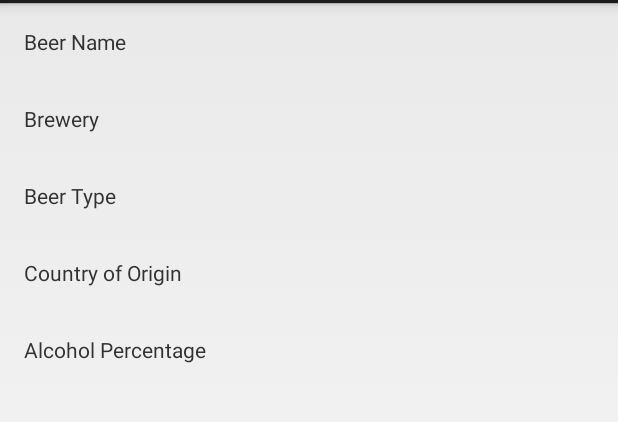
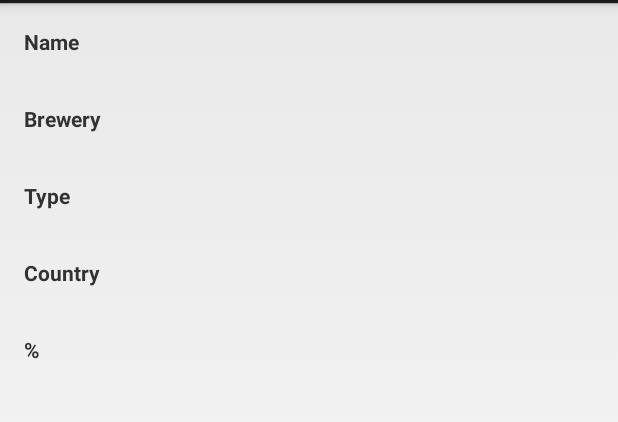
Before and after one commit to lollek/TDP025-TrippyBeerBook, an Android app: the fragment BeerDetailFragment shown on its own in the app's theme, on a phone screen of 412 x 824 dp, the part 69-491 px from its top. Run offline under Robolectric (Android 15) with nearby library versions, the phone set to English and light mode, and no system bars; 1 statement that could not run was skipped.

Commit message:
Small changed to the beer_detail layout

```diff
--- a/app/src/main/res/layout/fragment_beer_detail.xml
+++ b/app/src/main/res/layout/fragment_beer_detail.xml
@@ -25,25 +25,16 @@
             android:orientation="horizontal">
 
             <TextView
-                android:layout_height="wrap_content"
-                android:layout_weight="1"
-                android:layout_width="0dp"
-                android:padding="16dp"
+                style="@style/BeerDetailHeader"
                 android:text="@string/text_beer_name"/>
             <TextView
+                style="@style/BeerDetailRead"
                 android:id="@+id/beer_name"
-                android:clickable="true"
-                android:onClick="modifyBeerName"
-                android:layout_weight="1"
-                android:layout_height="wrap_content"
-                android:layout_width="0dp"/>
+                android:onClick="modifyBeerName"/>
             <EditText
+                style="@style/BeerDetailWrite"
                 android:id="@+id/beer_name_edit"
-                android:layout_weight="1"
-                android:layout_height="wrap_content"
-                android:layout_width="0dp"
-                android:inputType="textAutoComplete"
-                android:visibility="gone"/>
+                android:inputType="textAutoComplete"/>
         </LinearLayout>
 
         <LinearLayout
@@ -52,25 +43,16 @@
             android:orientation="horizontal">
 
             <TextView
-                android:layout_height="wrap_content"
-                android:layout_weight="1"
-                android:layout_width="0dp"
-                android:padding="16dp"
+                style="@style/BeerDetailHeader"
                 android:text="@string/text_brewery"/>
             <TextView
+                style="@style/BeerDetailRead"
                 android:id="@+id/brewery_name"
-                android:clickable="true"
-                android:onClick="modifyBrewery"
-                android:layout_weight="1"
-                android:layout_height="wrap_content"
-                android:layout_width="0dp"/>
+                android:onClick="modifyBrewery"/>
             <EditText
+                style="@style/BeerDetailWrite"
                 android:id="@+id/brewery_name_edit"
-                android:layout_weight="1"
-                android:layout_height="wrap_content"
-                android:layout_width="0dp"
-                android:inputType="textAutoComplete"
-                android:visibility="gone"/>
+                android:inputType="textAutoComplete"/>
         </LinearLayout>
 
         <LinearLayout
@@ -79,25 +61,16 @@
             android:orientation="horizontal">
 
             <TextView
-                android:layout_height="wrap_content"
-                android:layout_weight="1"
-                android:layout_width="0dp"
-                android:padding="16dp"
+                style="@style/BeerDetailHeader"
                 android:text="@string/text_beer_type"/>
             <TextView
+                style="@style/BeerDetailRead"
                 android:id="@+id/beer_type"
-                android:clickable="true"
-                android:onClick="modifyBeerType"
-                android:layout_weight="1"
-                android:layout_height="wrap_content"
-                android:layout_width="0dp"/>
+                android:onClick="modifyBeerType"/>
             <EditText
+                style="@style/BeerDetailWrite"
                 android:id="@+id/beer_type_edit"
-                android:layout_weight="1"
-                android:layout_height="wrap_content"
-                android:layout_width="0dp"
-                android:inputType="textAutoComplete"
-                android:visibility="gone"/>
+                android:inputType="textAutoComplete"/>
         </LinearLayout>
 
         <LinearLayout
@@ -106,25 +79,16 @@
             android:orientation="horizontal">
 
             <TextView
-                android:layout_height="wrap_content"
-                android:layout_weight="1"
-                android:layout_width="0dp"
-                android:padding="16dp"
+                style="@style/BeerDetailHeader"
                 android:text="@string/text_country_of_origin"/>
             <TextView
+                style="@style/BeerDetailRead"
                 android:id="@+id/country"
-                android:clickable="true"
-                android:onClick="modifyCountry"
-                android:layout_weight="1"
-                android:layout_height="wrap_content"
-                android:layout_width="0dp" />
+                android:onClick="modifyCountry"/>
             <EditText
+                style="@style/BeerDetailWrite"
                 android:id="@+id/country_edit"
-                android:layout_weight="1"
-                android:layout_height="wrap_content"
-                android:layout_width="0dp"
-                android:inputType="textAutoComplete"
-                android:visibility="gone"/>
+                android:inputType="textAutoComplete"/>
         </LinearLayout>
 
         <LinearLayout
@@ -133,25 +97,16 @@
             android:orientation="horizontal">
 
             <TextView
-                android:layout_height="wrap_content"
-                android:layout_weight="1"
-                android:layout_width="0dp"
-                android:padding="16dp"
+                style="@style/BeerDetailHeader"
                 android:text="@string/text_alcohol_percentage"/>
             <TextView
+                style="@style/BeerDetailRead"
                 android:id="@+id/percentage"
-                android:clickable="true"
-                android:onClick="modifyPercentage"
-                android:layout_weight="1"
-                android:layout_height="wrap_content"
-                android:layout_width="0dp" />
+                android:onClick="modifyPercentage"/>
             <EditText
+                style="@style/BeerDetailWrite"
                 android:id="@+id/percentage_edit"
-                android:layout_weight="1"
-                android:layout_height="wrap_content"
-                android:layout_width="0dp"
-                android:inputType="numberDecimal"
-                android:visibility="gone"/>
+                android:inputType="numberDecimal"/>
         </LinearLayout>
 
     </LinearLayout>
--- a/app/src/main/res/values/strings.xml
+++ b/app/src/main/res/values/strings.xml
@@ -6,11 +6,11 @@
     <string name="button_add_beer">Add Beer</string>
     <string name="text_delete">Delete</string>
     <string name="save">Save</string>
-    <string name="text_beer_name">Beer Name</string>
+    <string name="text_beer_name">Name</string>
     <string name="text_brewery">Brewery</string>
-    <string name="text_beer_type">Beer Type</string>
-    <string name="text_country_of_origin">Country of Origin</string>
-    <string name="text_alcohol_percentage">Alcohol Percentage</string>
+    <string name="text_beer_type">Type</string>
+    <string name="text_country_of_origin">Country</string>
+    <string name="text_alcohol_percentage">%</string>
     <string name="text_add_new_beer">Add Beer</string>
     <string name="delete">Delete</string>
     <string name="yes">Yes</string>
--- a/app/src/main/res/values/styles.xml
+++ b/app/src/main/res/values/styles.xml
@@ -5,4 +5,26 @@
         <!-- Customize your theme here. -->
     </style>
 
+    <style name="BeerDetailHeader">
+        <item name="android:layout_height">wrap_content</item>
+        <item name="android:layout_weight">1</item>
+        <item name="android:layout_width">0dp</item>
+        <item name="android:padding">16dp</item>
+        <item name="android:textStyle">bold</item>
+    </style>
+
+    <style name="BeerDetailRead">
+        <item name="android:clickable">true</item>
+        <item name="android:layout_weight">2</item>
+        <item name="android:layout_height">wrap_content</item>
+        <item name="android:layout_width">0dp</item>
+    </style>
+
+    <style name="BeerDetailWrite">
+        <item name="android:layout_weight">2</item>
+        <item name="android:layout_height">wrap_content</item>
+        <item name="android:layout_width">0dp</item>
+        <item name="android:visibility">gone</item>
+    </style>
+
 </resources>
```
